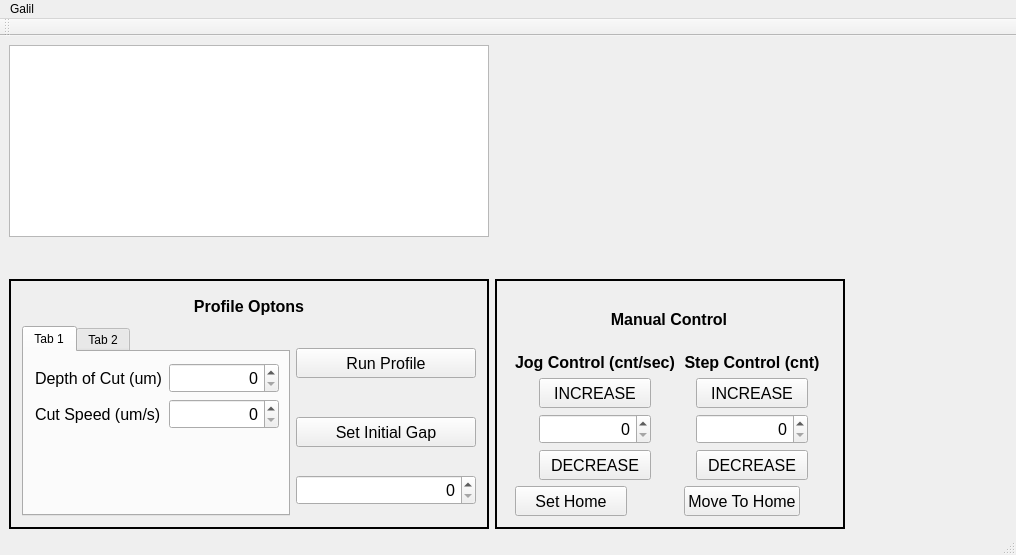
First picture: the form in src/Window_GalilMotionController/mainwindow.ui, repository dmherrington/ECM-Control-System, before the edit.
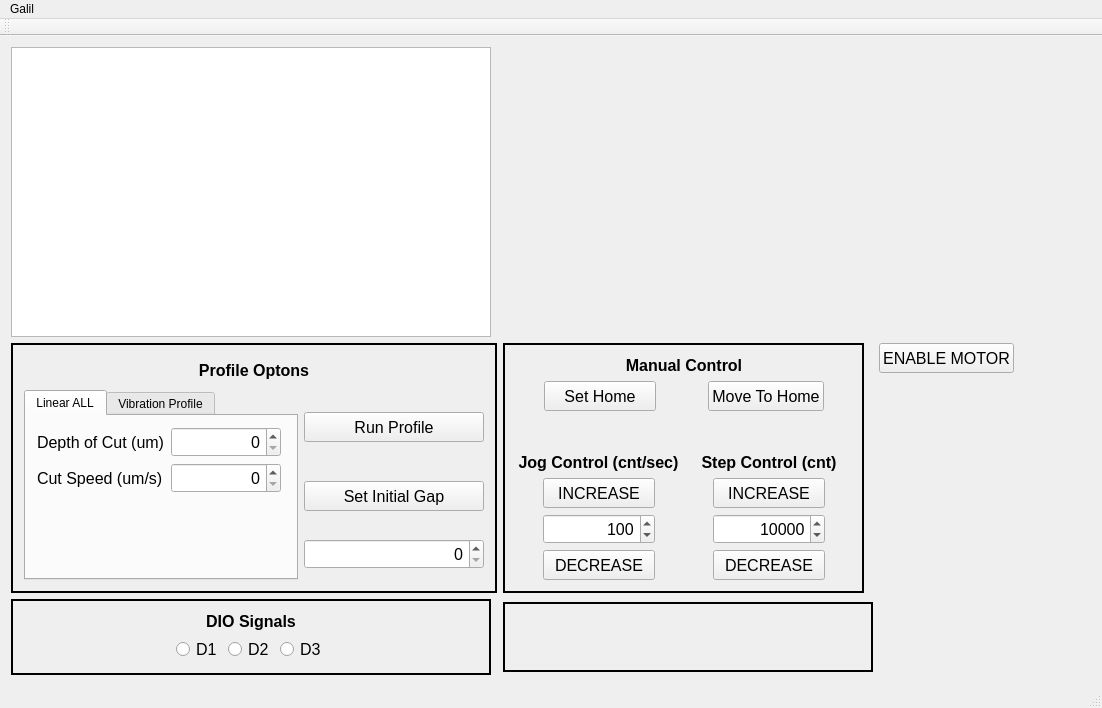
Second picture: the form after the edit. The open tabs and pages were chosen to show the change. Custom widgets are drawn as their Qt base class.

What changed in the file:
```diff
--- a/src/Window_GalilMotionController/mainwindow.ui
+++ b/src/Window_GalilMotionController/mainwindow.ui
@@ -6,8 +6,8 @@
    <rect>
     <x>0</x>
     <y>0</y>
-    <width>1016</width>
-    <height>555</height>
+    <width>1102</width>
+    <height>708</height>
    </rect>
   </property>
   <property name="sizePolicy">
@@ -20,15 +20,9 @@
    <string>MainWindow</string>
   </property>
   <widget class="QWidget" name="centralWidget">
+   <layout class="QGridLayout" name="gridLayout_7">
+    <item row="0" column="0">
    <widget class="QTextEdit" name="programText">
-    <property name="geometry">
-     <rect>
-      <x>9</x>
-      <y>9</y>
-      <width>480</width>
-      <height>192</height>
-     </rect>
-    </property>
     <property name="sizePolicy">
      <sizepolicy hsizetype="Fixed" vsizetype="Expanding">
       <horstretch>0</horstretch>
@@ -41,26 +35,26 @@
       <height>0</height>
      </size>
     </property>
-   </widget>
+      <property name="maximumSize">
+       <size>
+        <width>480</width>
+        <height>16777215</height>
+       </size>
+      </property>
+     </widget>
+    </item>
+    <item row="0" column="1" colspan="2">
    <widget class="graphing::PlotHandler" name="graphingWidget" native="true">
-    <property name="geometry">
-     <rect>
-      <x>495</x>
-      <y>9</y>
-      <width>512</width>
-      <height>228</height>
-     </rect>
-    </property>
-   </widget>
+      <property name="sizePolicy">
+       <sizepolicy hsizetype="MinimumExpanding" vsizetype="MinimumExpanding">
+        <horstretch>0</horstretch>
+        <verstretch>0</verstretch>
+       </sizepolicy>
+      </property>
+     </widget>
+    </item>
+    <item row="1" column="0" rowspan="2">
    <widget class="QFrame" name="frame_ProfileOptions">
-    <property name="geometry">
-     <rect>
-      <x>9</x>
-      <y>243</y>
-      <width>480</width>
-      <height>250</height>
-     </rect>
-    </property>
     <property name="sizePolicy">
      <sizepolicy hsizetype="Fixed" vsizetype="Preferred">
       <horstretch>0</horstretch>
@@ -184,7 +178,7 @@
        </property>
        <widget class="QWidget" name="tab">
         <attribute name="title">
-         <string>Tab 1</string>
+           <string>Linear ALL</string>
         </attribute>
         <layout class="QGridLayout" name="gridLayout_2">
          <item row="0" column="0">
@@ -282,7 +276,7 @@
        </widget>
        <widget class="QWidget" name="tab_2">
         <attribute name="title">
-         <string>Tab 2</string>
+           <string>Vibration Profile</string>
         </attribute>
         <layout class="QGridLayout" name="gridLayout_6">
          <item row="0" column="0">
@@ -471,15 +465,9 @@
     <zorder>pushButton_SetInitialGap</zorder>
     <zorder>spinBox_Jog_6</zorder>
    </widget>
+    </item>
+    <item row="1" column="1" rowspan="2">
    <widget class="QFrame" name="frame_MaunalControl">
-    <property name="geometry">
-     <rect>
-      <x>495</x>
-      <y>243</y>
-      <width>350</width>
-      <height>250</height>
-     </rect>
-    </property>
     <property name="sizePolicy">
      <sizepolicy hsizetype="Fixed" vsizetype="Fixed">
       <horstretch>0</horstretch>
@@ -502,7 +490,7 @@
      <number>2</number>
     </property>
     <layout class="QGridLayout" name="gridLayout_4">
-     <item row="0" column="0" colspan="2">
+       <item row="0" column="1" colspan="3">
       <widget class="QSplitter" name="splitter">
        <property name="orientation">
         <enum>Qt::Horizontal</enum>
@@ -530,7 +518,107 @@
        </widget>
       </widget>
      </item>
-     <item row="1" column="0" colspan="2">
+       <item row="1" column="0">
+        <spacer name="horizontalSpacer_12">
+         <property name="orientation">
+          <enum>Qt::Horizontal</enum>
+         </property>
+         <property name="sizeHint" stdset="0">
+          <size>
+           <width>22</width>
+           <height>20</height>
+          </size>
+         </property>
+        </spacer>
+       </item>
+       <item row="1" column="1">
+        <widget class="QPushButton" name="pushButton_SetHome">
+         <property name="sizePolicy">
+          <sizepolicy hsizetype="Fixed" vsizetype="Fixed">
+           <horstretch>0</horstretch>
+           <verstretch>0</verstretch>
+          </sizepolicy>
+         </property>
+         <property name="minimumSize">
+          <size>
+           <width>112</width>
+           <height>30</height>
+          </size>
+         </property>
+         <property name="font">
+          <font>
+           <pointsize>12</pointsize>
+          </font>
+         </property>
+         <property name="text">
+          <string>Set Home</string>
+         </property>
+        </widget>
+       </item>
+       <item row="1" column="2">
+        <spacer name="horizontalSpacer_10">
+         <property name="orientation">
+          <enum>Qt::Horizontal</enum>
+         </property>
+         <property name="sizeHint" stdset="0">
+          <size>
+           <width>40</width>
+           <height>20</height>
+          </size>
+         </property>
+        </spacer>
+       </item>
+       <item row="1" column="3">
+        <widget class="QPushButton" name="pushButton_MoveHome">
+         <property name="sizePolicy">
+          <sizepolicy hsizetype="Fixed" vsizetype="Fixed">
+           <horstretch>0</horstretch>
+           <verstretch>0</verstretch>
+          </sizepolicy>
+         </property>
+         <property name="minimumSize">
+          <size>
+           <width>112</width>
+           <height>30</height>
+          </size>
+         </property>
+         <property name="font">
+          <font>
+           <pointsize>12</pointsize>
+          </font>
+         </property>
+         <property name="text">
+          <string>Move To Home</string>
+         </property>
+        </widget>
+       </item>
+       <item row="1" column="4">
+        <spacer name="horizontalSpacer_11">
+         <property name="orientation">
+          <enum>Qt::Horizontal</enum>
+         </property>
+         <property name="sizeHint" stdset="0">
+          <size>
+           <width>21</width>
+           <height>20</height>
+          </size>
+         </property>
+        </spacer>
+       </item>
+       <item row="2" column="2">
+        <spacer name="verticalSpacer">
+         <property name="orientation">
+          <enum>Qt::Vertical</enum>
+         </property>
+         <property name="sizeHint" stdset="0">
+          <size>
+           <width>20</width>
+           <height>25</height>
+          </size>
+         </property>
+        </spacer>
+       </item>
+       <item row="3" column="0" colspan="5">
       <layout class="QGridLayout" name="gridLayout">
        <item row="0" column="0">
         <widget class="QLabel" name="label_ManualControl_3">
@@ -641,6 +729,18 @@
              <property name="alignment">
               <set>Qt::AlignRight|Qt::AlignTrailing|Qt::AlignVCenter</set>
              </property>
+               <property name="minimum">
+                <number>1</number>
+               </property>
+               <property name="maximum">
+                <number>1000</number>
+               </property>
+               <property name="singleStep">
+                <number>10</number>
+               </property>
+               <property name="value">
+                <number>100</number>
+               </property>
             </widget>
            </item>
            <item>
@@ -747,6 +847,15 @@
              <property name="alignment">
               <set>Qt::AlignRight|Qt::AlignTrailing|Qt::AlignVCenter</set>
              </property>
+               <property name="maximum">
+                <number>100000</number>
+               </property>
+               <property name="singleStep">
+                <number>100</number>
+               </property>
+               <property name="value">
+                <number>10000</number>
+               </property>
             </widget>
            </item>
            <item>
@@ -792,8 +901,11 @@
        </item>
       </layout>
      </item>
-     <item row="2" column="0">
-      <widget class="QPushButton" name="pushButton_SetHome">
+      </layout>
+     </widget>
+    </item>
+    <item row="1" column="2">
+     <widget class="QPushButton" name="pushButton_MotorEnable">
        <property name="sizePolicy">
         <sizepolicy hsizetype="Fixed" vsizetype="Fixed">
          <horstretch>0</horstretch>
@@ -802,7 +914,7 @@
        </property>
        <property name="minimumSize">
         <size>
-         <width>112</width>
+        <width>130</width>
          <height>30</height>
         </size>
        </property>
@@ -812,12 +924,25 @@
         </font>
        </property>
        <property name="text">
-        <string>Set Home</string>
+       <string>ENABLE MOTOR</string>
        </property>
       </widget>
      </item>
-     <item row="2" column="1">
-      <widget class="QPushButton" name="pushButton_SetHome_2">
+    <item row="2" column="2">
+     <spacer name="horizontalSpacer">
+      <property name="orientation">
+       <enum>Qt::Horizontal</enum>
+      </property>
+      <property name="sizeHint" stdset="0">
+       <size>
+        <width>218</width>
+        <height>20</height>
+       </size>
+      </property>
+     </spacer>
+    </item>
+    <item row="3" column="0">
+     <widget class="QFrame" name="frame_ProfileOptions_2">
        <property name="sizePolicy">
         <sizepolicy hsizetype="Fixed" vsizetype="Fixed">
          <horstretch>0</horstretch>
@@ -826,29 +951,150 @@
        </property>
        <property name="minimumSize">
         <size>
-         <width>112</width>
-         <height>30</height>
-        </size>
-       </property>
+        <width>480</width>
+        <height>70</height>
+       </size>
+      </property>
+      <property name="frameShape">
+       <enum>QFrame::Box</enum>
+      </property>
+      <property name="frameShadow">
+       <enum>QFrame::Plain</enum>
+      </property>
+      <property name="lineWidth">
+       <number>2</number>
+      </property>
+      <layout class="QGridLayout" name="gridLayout_5">
+       <item row="0" column="0">
+        <widget class="QLabel" name="label_ManualControl_5">
+         <property name="sizePolicy">
+          <sizepolicy hsizetype="Preferred" vsizetype="Fixed">
+           <horstretch>0</horstretch>
+           <verstretch>0</verstretch>
+          </sizepolicy>
+         </property>
        <property name="font">
         <font>
          <pointsize>12</pointsize>
+           <weight>75</weight>
+           <bold>true</bold>
         </font>
        </property>
        <property name="text">
-        <string>Move To Home</string>
-       </property>
-      </widget>
-     </item>
-    </layout>
-   </widget>
+          <string>DIO Signals</string>
+         </property>
+         <property name="alignment">
+          <set>Qt::AlignCenter</set>
+         </property>
+        </widget>
+       </item>
+       <item row="1" column="0">
+        <layout class="QHBoxLayout" name="horizontalLayout_3">
+         <item>
+          <widget class="QRadioButton" name="radioButton_D1">
+           <property name="sizePolicy">
+            <sizepolicy hsizetype="Fixed" vsizetype="Fixed">
+             <horstretch>0</horstretch>
+             <verstretch>0</verstretch>
+            </sizepolicy>
+           </property>
+           <property name="font">
+            <font>
+             <pointsize>12</pointsize>
+            </font>
+           </property>
+           <property name="text">
+            <string>D1</string>
+           </property>
+          </widget>
+         </item>
+         <item>
+          <widget class="QRadioButton" name="radioButton_D2">
+           <property name="sizePolicy">
+            <sizepolicy hsizetype="Fixed" vsizetype="Fixed">
+             <horstretch>0</horstretch>
+             <verstretch>0</verstretch>
+            </sizepolicy>
+           </property>
+           <property name="font">
+            <font>
+             <pointsize>12</pointsize>
+            </font>
+           </property>
+           <property name="text">
+            <string>D2</string>
+           </property>
+          </widget>
+         </item>
+         <item>
+          <widget class="QRadioButton" name="radioButton_D3">
+           <property name="sizePolicy">
+            <sizepolicy hsizetype="Fixed" vsizetype="Fixed">
+             <horstretch>0</horstretch>
+             <verstretch>0</verstretch>
+            </sizepolicy>
+           </property>
+           <property name="font">
+            <font>
+             <pointsize>12</pointsize>
+            </font>
+           </property>
+           <property name="text">
+            <string>D3</string>
+           </property>
+          </widget>
+         </item>
+        </layout>
+       </item>
+      </layout>
+     </widget>
+    </item>
+    <item row="3" column="1">
+     <widget class="QFrame" name="frame_ProfileOptions_3">
+      <property name="sizePolicy">
+       <sizepolicy hsizetype="Fixed" vsizetype="Fixed">
+        <horstretch>0</horstretch>
+        <verstretch>0</verstretch>
+       </sizepolicy>
+      </property>
+      <property name="minimumSize">
+       <size>
+        <width>370</width>
+        <height>70</height>
+       </size>
+      </property>
+      <property name="frameShape">
+       <enum>QFrame::Box</enum>
+      </property>
+      <property name="frameShadow">
+       <enum>QFrame::Plain</enum>
+      </property>
+      <property name="lineWidth">
+       <number>2</number>
+      </property>
+     </widget>
+    </item>
+    <item row="3" column="2">
+     <spacer name="horizontalSpacer_2">
+      <property name="orientation">
+       <enum>Qt::Horizontal</enum>
+      </property>
+      <property name="sizeHint" stdset="0">
+       <size>
+        <width>218</width>
+        <height>20</height>
+       </size>
+      </property>
+     </spacer>
+    </item>
+   </layout>
   </widget>
   <widget class="QMenuBar" name="menuBar">
    <property name="geometry">
     <rect>
      <x>0</x>
      <y>0</y>
-     <width>1016</width>
+     <width>1102</width>
      <height>21</height>
     </rect>
    </property>
```
Left out of the diff: 2 changed lines with no effect on the pictures. Lines whose indentation alone changed are shown as unchanged.
